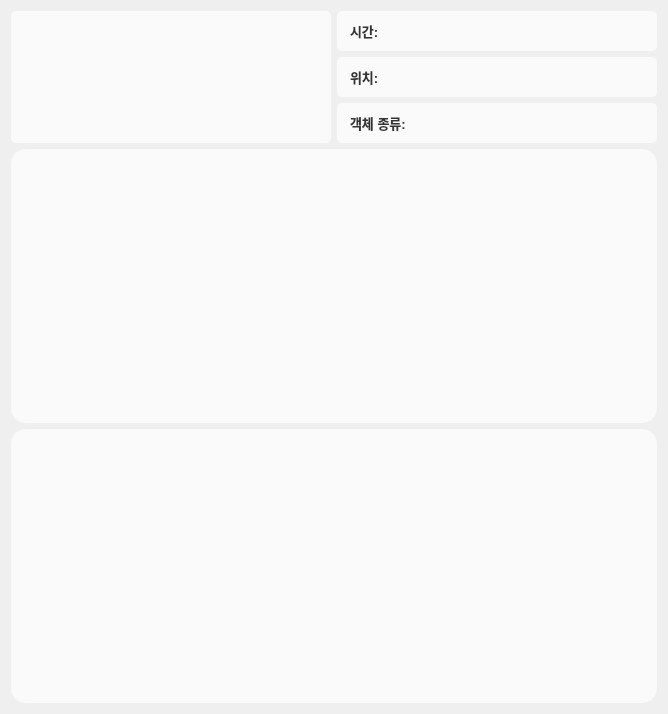
This is test_gui/metadatadisplay.ui in VEDA-tmpa/JIKIMZON_Qt as Qt 5 draws it before an edit. The edited form follows.
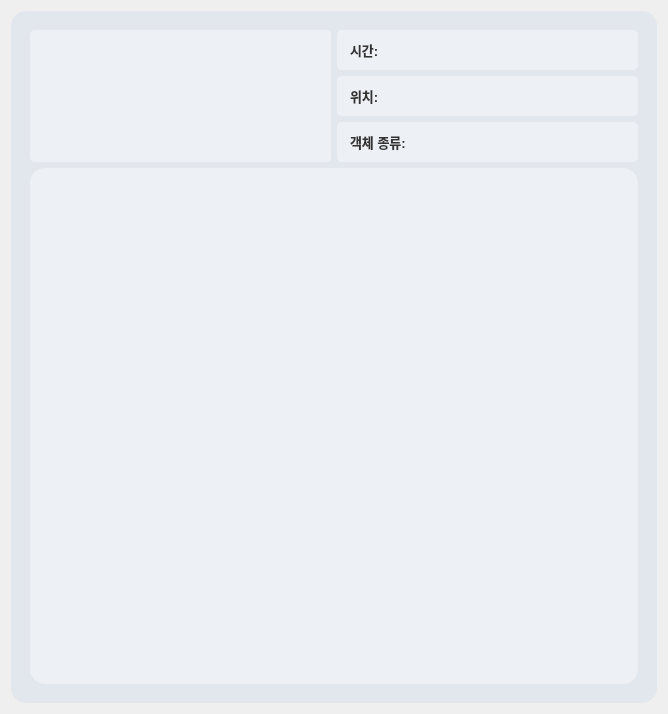
This is the edited form.

```diff
--- a/test_gui/metadatadisplay.ui
+++ b/test_gui/metadatadisplay.ui
@@ -13,19 +13,59 @@
   <property name="windowTitle">
    <string>Form</string>
   </property>
-  <layout class="QGridLayout" name="gridLayout" rowstretch="0,0,0,4,4">
-   <item row="0" column="1">
-    <widget class="QLabel" name="timeLabel">
+  <property name="styleSheet">
+   <string notr="true"/>
+  </property>
+  <layout class="QGridLayout" name="gridLayout" rowstretch="0">
+   <item row="0" column="0">
+    <widget class="QFrame" name="frame">
      <property name="styleSheet">
-      <string notr="true">QLabel {
+      <string notr="true">/* 프레임 스타일 */
+QFrame#frame {
+    background-color:  rgba(170, 201, 227, 50);
+    border-radius: 15px;        /* 모서리 둥글게 */
+    padding: 16px;              /* 내부 여백 */
+}
+
+/* 그래프 뷰 스타일 */
+QChartView {
+    background-color: rgba(255, 255, 255, 100); /* 캘린더 배경 투명 */
+    border-radius: 15px;        /* 모서리 둥글게 */
+    padding: 16px;              /* 내부 여백 */
+    border: none; /* 테두리 제거 */
+}</string>
+     </property>
+     <property name="frameShape">
+      <enum>QFrame::StyledPanel</enum>
+     </property>
+     <property name="frameShadow">
+      <enum>QFrame::Raised</enum>
+     </property>
+     <layout class="QGridLayout" name="gridLayout_2" rowstretch="0,0,0,4,6">
+      <property name="leftMargin">
+       <number>3</number>
+      </property>
+      <property name="topMargin">
+       <number>3</number>
+      </property>
+      <property name="rightMargin">
+       <number>3</number>
+      </property>
+      <property name="bottomMargin">
+       <number>3</number>
+      </property>
+      <item row="1" column="1">
+       <widget class="QLabel" name="locationLabel">
+        <property name="styleSheet">
+         <string notr="true">QLabel {
         color: #333333;                /* 텍스트 색상 */
-     background-color: rgba(255, 255, 255, 180);  /* 배경 색상과 투명도 (180은 0~255 사이의 값으로 투명도를 설정) */
-    border-radius: 5px;        /* 모서리 둥글게 */
+    background-color: rgba(255, 255, 255, 100);  /* 배경 색상과 투명도 (180은 0~255 사이의 값으로 투명도를 설정) */
         padding: 10px;                 /* 내부 여백 */
         font-size: 13px;               /* 폰트 크기 */
         font-family: Arial, sans-serif;/* 폰트 종류 */
         font-weight: bold;             /* 폰트 굵기 */
         text-align: center;            /* 텍스트 정렬 */
+        border-radius: 5px;            /* 테두리 둥글기 */
     }
 
     QLabel:hover {
@@ -35,44 +75,17 @@
     QLabel:focus {
         border: 2px solid #4CAF50;     /* 포커스 시 테두리 색상 */
     }</string>
-     </property>
-     <property name="text">
-      <string>시간: </string>
-     </property>
-    </widget>
-   </item>
-   <item row="0" column="0" rowspan="3">
-    <widget class="QLabel" name="iconLabel">
-     <property name="styleSheet">
-      <string notr="true">QLabel {
-        color: #333333;                /* 텍스트 색상 */
-           background-color: rgba(255, 255, 255, 180);  /* 배경 색상과 투명도 (180은 0~255 사이의 값으로 투명도를 설정) */
-    border-radius: 5px;        /* 모서리 둥글게 */
-        padding: 10px;                 /* 내부 여백 */
-        font-size: 16px;               /* 폰트 크기 */
-        font-family: Arial, sans-serif;/* 폰트 종류 */
-        font-weight: bold;             /* 폰트 굵기 */
-        text-align: center;            /* 텍스트 정렬 */
-    }
-
-    QLabel:hover {
-        background-color: #e0e0e0;     /* 마우스를 올렸을 때 배경색 */
-    }
-
-    QLabel:focus {
-        border: 2px solid #4CAF50;     /* 포커스 시 테두리 색상 */
-    }</string>
-     </property>
-     <property name="text">
-      <string/>
-     </property>
-    </widget>
-   </item>
-   <item row="3" column="0" colspan="2">
-    <widget class="QListWidget" name="eventLog">
-     <property name="styleSheet">
-      <string notr="true">QListWidget {
-    background-color: rgba(255, 255, 255, 180);  /* 배경 색상과 투명도 (180은 0~255 사이의 값으로 투명도를 설정) */
+        </property>
+        <property name="text">
+         <string>위치: </string>
+        </property>
+       </widget>
+      </item>
+      <item row="3" column="0" colspan="2">
+       <widget class="QListWidget" name="eventLog">
+        <property name="styleSheet">
+         <string notr="true">QListWidget {
+    background-color: rgba(255, 255, 255, 100);  /* 배경 색상과 투명도 (180은 0~255 사이의 값으로 투명도를 설정) */
     border-radius: 15px;        /* 모서리 둥글게 */
     padding: 16px;              /* 내부 여백 */
         font-size: 14px;            /* 폰트 크기 */
@@ -89,7 +102,7 @@
     }
 
     QListWidget::item:selected {
-        background-color: rgb(238, 201, 99);  /* 선택된 항목 배경색 */
+        background-color:  rgba(67, 111, 144, 100);/* 선택된 항목 배경색 */
         color: white;               /* 선택된 항목 텍스트 색 */
     }
 
@@ -100,13 +113,13 @@
 /* 세로 스크롤바 스타일 */
 QScrollBar:vertical {
     border: none;
-    background: rgba(59, 59, 59, 50); /* 스크롤바 배경: #3b3b3b에 투명도 50% */
+    background: rgba(176, 227, 255, 100); /* 스크롤바 배경: #3b3b3b에 투명도 50% */
     width: 12px;                       /* 스크롤바 너비 */
     margin: 0px 0px 0px 0px;
 }
 
 QScrollBar::handle:vertical {
-    background-color: rgba(59, 59, 59, 80); /* 스크롤바 핸들: #3b3b3b에 투명도 80% */
+    background-color:  rgba(176, 227, 255, 100); /* 스크롤바 핸들: #3b3b3b에 투명도 80% */
     min-height: 20px;                        /* 핸들의 최소 높이 */
     border-radius: 6px;                      /* 모서리 둥글게 */
 }
@@ -129,15 +142,15 @@
 }
 
 </string>
-     </property>
-    </widget>
-   </item>
-   <item row="1" column="1">
-    <widget class="QLabel" name="locationLabel">
-     <property name="styleSheet">
-      <string notr="true">QLabel {
+        </property>
+       </widget>
+      </item>
+      <item row="2" column="1">
+       <widget class="QLabel" name="typeLabel">
+        <property name="styleSheet">
+         <string notr="true">QLabel {
         color: #333333;                /* 텍스트 색상 */
-    background-color: rgba(255, 255, 255, 180);  /* 배경 색상과 투명도 (180은 0~255 사이의 값으로 투명도를 설정) */
+    background-color: rgba(255, 255, 255, 100);  /* 배경 색상과 투명도 (180은 0~255 사이의 값으로 투명도를 설정) */
         padding: 10px;                 /* 내부 여백 */
         font-size: 13px;               /* 폰트 크기 */
         font-family: Arial, sans-serif;/* 폰트 종류 */
@@ -153,24 +166,24 @@
     QLabel:focus {
         border: 2px solid #4CAF50;     /* 포커스 시 테두리 색상 */
     }</string>
-     </property>
-     <property name="text">
-      <string>위치: </string>
-     </property>
-    </widget>
-   </item>
-   <item row="2" column="1">
-    <widget class="QLabel" name="typeLabel">
-     <property name="styleSheet">
-      <string notr="true">QLabel {
+        </property>
+        <property name="text">
+         <string>객체 종류: </string>
+        </property>
+       </widget>
+      </item>
+      <item row="0" column="1">
+       <widget class="QLabel" name="timeLabel">
+        <property name="styleSheet">
+         <string notr="true">QLabel {
         color: #333333;                /* 텍스트 색상 */
-    background-color: rgba(255, 255, 255, 180);  /* 배경 색상과 투명도 (180은 0~255 사이의 값으로 투명도를 설정) */
+     background-color: rgba(255, 255, 255, 100);  /* 배경 색상과 투명도 (180은 0~255 사이의 값으로 투명도를 설정) */
+    border-radius: 5px;        /* 모서리 둥글게 */
         padding: 10px;                 /* 내부 여백 */
         font-size: 13px;               /* 폰트 크기 */
         font-family: Arial, sans-serif;/* 폰트 종류 */
         font-weight: bold;             /* 폰트 굵기 */
         text-align: center;            /* 텍스트 정렬 */
-        border-radius: 5px;            /* 테두리 둥글기 */
     }
 
     QLabel:hover {
@@ -180,19 +193,59 @@
     QLabel:focus {
         border: 2px solid #4CAF50;     /* 포커스 시 테두리 색상 */
     }</string>
-     </property>
-     <property name="text">
-      <string>객체 종류: </string>
-     </property>
-    </widget>
-   </item>
-   <item row="4" column="0" colspan="2">
-    <widget class="QWidget" name="chartContainer" native="true">
-     <property name="styleSheet">
-      <string notr="true">    background-color: rgba(255, 255, 255, 180);  /* 배경 색상과 투명도 (180은 0~255 사이의 값으로 투명도를 설정) */
-    border-radius: 15px;        /* 모서리 둥글게 */
-    padding: 16px;              /* 내부 여백 */</string>
-     </property>
+        </property>
+        <property name="text">
+         <string>시간: </string>
+        </property>
+       </widget>
+      </item>
+      <item row="0" column="0" rowspan="3">
+       <widget class="QLabel" name="iconLabel">
+        <property name="styleSheet">
+         <string notr="true">QLabel {
+        color: #333333;                /* 텍스트 색상 */
+           background-color: rgba(255, 255, 255, 100);  /* 배경 색상과 투명도 (180은 0~255 사이의 값으로 투명도를 설정) */
+    border-radius: 5px;        /* 모서리 둥글게 */
+        padding: 10px;                 /* 내부 여백 */
+        font-size: 15px;               /* 폰트 크기 */
+        font-family: Arial, sans-serif;/* 폰트 종류 */
+        font-weight: bold;             /* 폰트 굵기 */
+        text-align: center;            /* 텍스트 정렬 */
+    }
+
+    QLabel:hover {
+        background-color:   #e0e0e0;       /* 마우스를 올렸을 때 배경색 */
+    }
+
+    QLabel:focus {
+        border: 2px solid #4CAF50;     /* 포커스 시 테두리 색상 */
+    }</string>
+        </property>
+        <property name="text">
+         <string/>
+        </property>
+       </widget>
+      </item>
+      <item row="4" column="0" colspan="2">
+       <layout class="QVBoxLayout" name="chartLayout">
+        <property name="sizeConstraint">
+         <enum>QLayout::SetDefaultConstraint</enum>
+        </property>
+        <property name="leftMargin">
+         <number>0</number>
+        </property>
+        <property name="topMargin">
+         <number>0</number>
+        </property>
+        <property name="rightMargin">
+         <number>0</number>
+        </property>
+        <property name="bottomMargin">
+         <number>0</number>
+        </property>
+       </layout>
+      </item>
+     </layout>
     </widget>
    </item>
   </layout>
```
